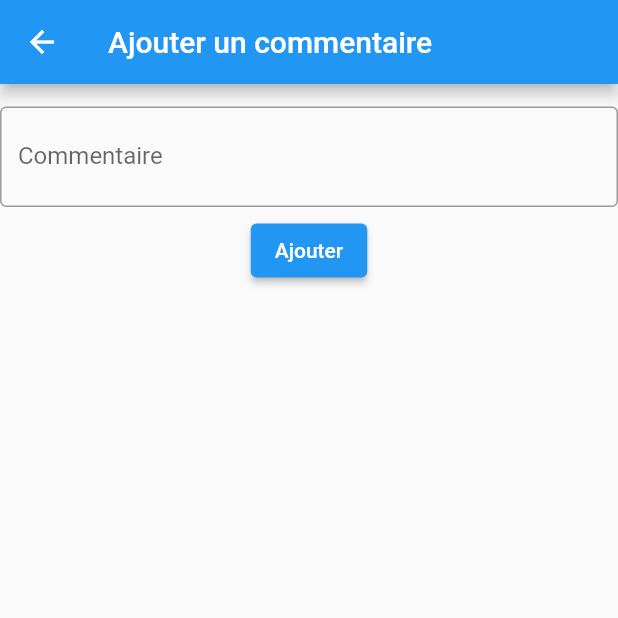
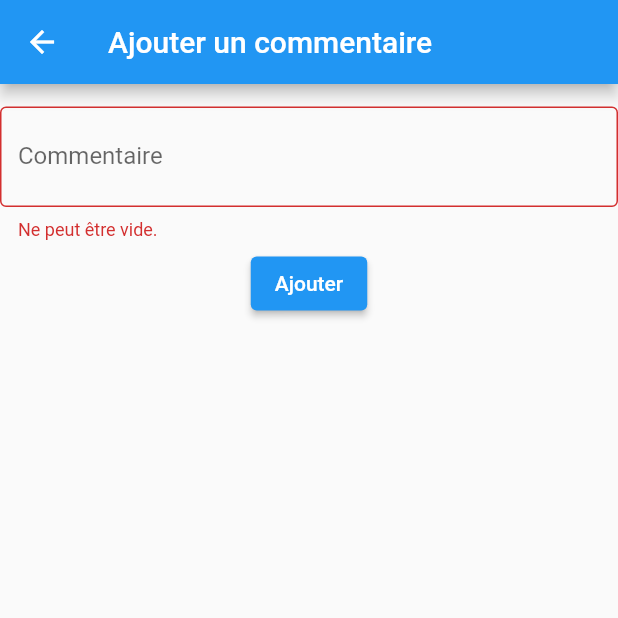
Before and after one commit to Gabliwel/Cegep-S5-Mobile2-TP3, a Flutter app: the AddCommentView screen opened directly with empty values, after a tap on "Ajouter", on a phone screen of 412 x 824 dp, the top half of it. Run offline on Flutter 3.47's test engine with Material 2 defaults, Android fonts, the phone set to English and light mode, and no system bars; our stand-ins replace easy_localization, shared_preferences, stacked, stacked_core, stacked_services; missing offline and left inert: dart:ffi; accounts and stored records are empty.

```diff
--- a/tp3/assets/translations/fr-CA.json
+++ b/tp3/assets/translations/fr-CA.json
@@ -8,5 +8,9 @@
     },
     "app": {
         "error": "L'action demandée a provoquée une erreur. Communiquez avec les développeurs si l'erreur persiste."
+    },
+    "comment": {
+        "success_add": "Le commentaire a bien été ajouté.",
+        "failure_add": "Une erreur est survenu lors de l'ajout."
     }
 }
--- a/tp3/lib/viewmodels/comments_viewmodel.dart
+++ b/tp3/lib/viewmodels/comments_viewmodel.dart
@@ -14,9 +14,11 @@ class CommentsViewModel extends BaseViewModel {
   final _navigationService = locator<NavigationService>();
   final _dialogService = locator<DialogService>();
   List<Comment> comments = [];
+  String _slugName = "";
 
   Future getComments(String slugName) async {
     setBusy(true);
+    _slugName = slugName;
     try {
       comments = await _api.getCommentsForSlug(slugName);
     } catch (e) {
@@ -30,6 +32,6 @@ class CommentsViewModel extends BaseViewModel {
     _navigationService.navigateTo(
       Routes.addCommentView,
       arguments: AddCommentViewArguments(slugName: slug),
-    );
+    )?.then((value) => getComments(_slugName));
   }
 }
--- a/tp3/lib/viewmodels/station_viewmodel.dart
+++ b/tp3/lib/viewmodels/station_viewmodel.dart
@@ -35,7 +35,7 @@ class StationsViewModel extends BaseViewModel {
   }
 
   Future sendToCommentPage(String stationSlug) async {
-    await _navigationService.navigateTo(Routes.commentsView, arguments: CommentsViewArguments(slugName: stationSlug));
+    await _navigationService.navigateTo(Routes.commentsView, arguments: CommentsViewArguments(slugName: stationSlug))?.then((value) => fetchAllStation());
   }
 
   void disconnect() async {
--- a/tp3/lib/views/add_comment_view.dart
+++ b/tp3/lib/views/add_comment_view.dart
@@ -22,7 +22,7 @@ class _AddCommentView extends State<AddCommentView> {
     return ViewModelBuilder<AddCommentModel>.reactive(
       viewModelBuilder: () => AddCommentModel(),
       // onModelReady: (viewModel) => viewModel.initialize(),
-      builder: (context, loginViewModel, child) => Scaffold(
+      builder: (context, viewModel, child) => Scaffold(
         appBar: AppBar(title: const Text("Ajouter un commentaire")),
         body: Form(
           key: _formKey,
@@ -33,7 +33,7 @@ class _AddCommentView extends State<AddCommentView> {
                 const SizedBox(height: 15),
                 TextFormField(
                   controller: _commentController,
-                  validator: (value) => Validators.validateEmail(value),
+                  validator: (value) => Validators.validateBasicField(value),
                   decoration: const InputDecoration(
                     labelText: "Commentaire",
                     border: OutlineInputBorder(),
@@ -41,11 +41,18 @@ class _AddCommentView extends State<AddCommentView> {
                   ),
                 ),
                 const SizedBox(height: 5),
-                loginViewModel.isBusy
+                viewModel.isBusy
                   ? const CircularProgressIndicator()
                   : ElevatedButton(
                       child: const Text('Ajouter'),
-                      onPressed: () {
+                      onPressed: () async {
+                        if (_formKey.currentState!.validate()) {
+                          bool success = await viewModel.addComment(_commentController.text, widget.slugName);
+                          if(success) {
+                            //on retire le texte seulement avec succès
+                            _commentController.text = "";
+                          }
+                        }
                       }
                     ),
               ]
```
Also changed, not shown: tp3/lib/services/api_service.dart (+18 -0 lines), tp3/lib/viewmodels/add_comment_viewmodel.dart (+27 -0 lines), tp3/lib/generated/locale_keys.g.dart.
